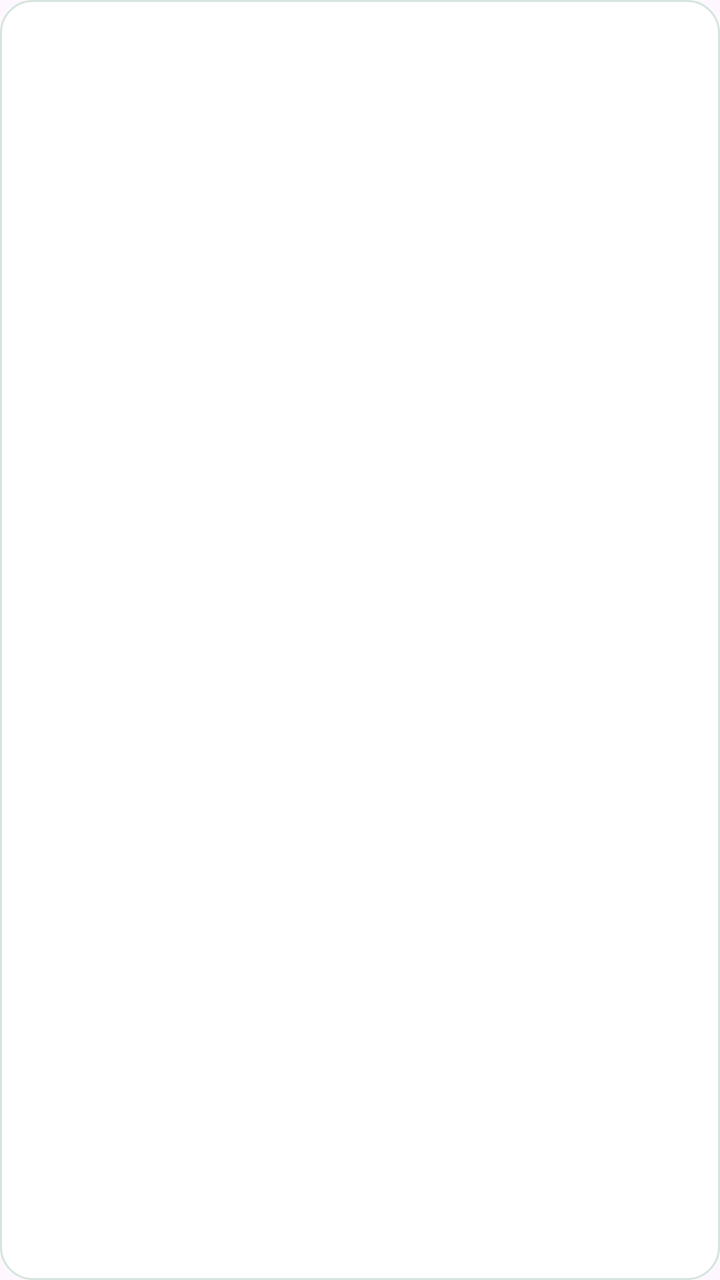
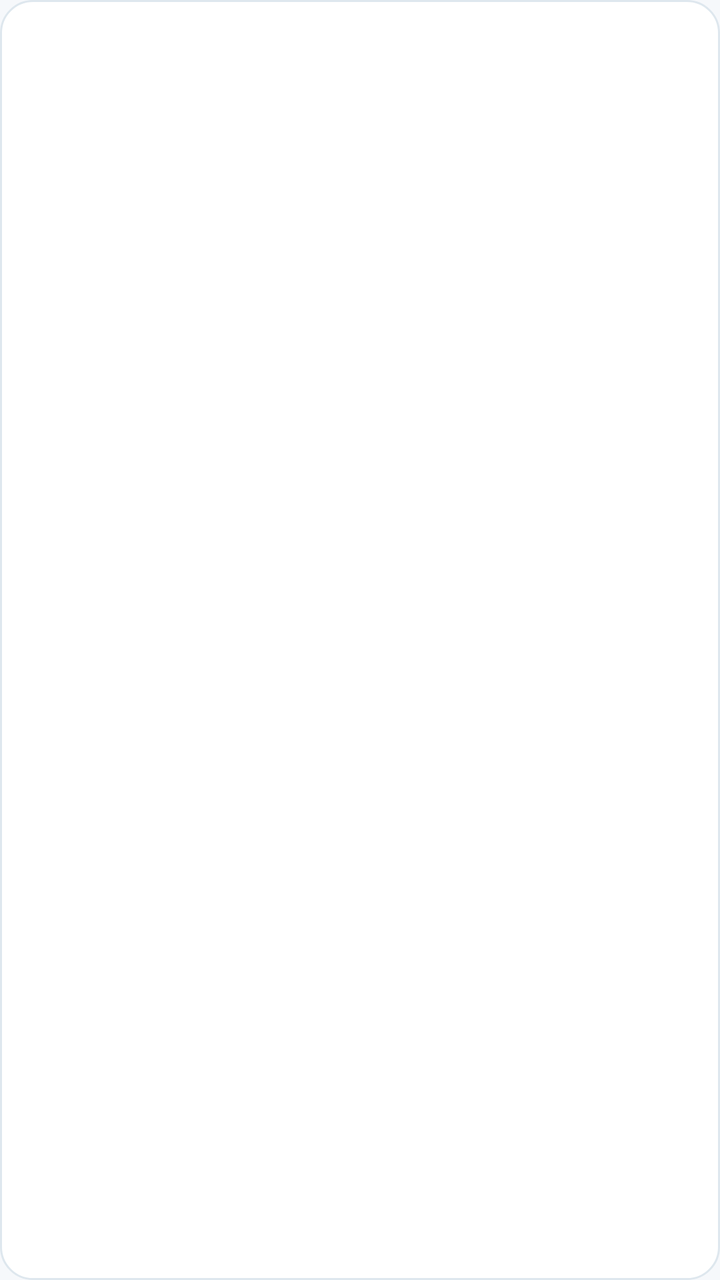

Two renders of the same Android screen: before a commit and after it. Below are the layout's source before the change and the commit's diff.
<!-- AndroidManifest.xml: application theme Theme.MedicineReminder -->
<!-- res/layout/item_medicine.xml -->
<?xml version="1.0" encoding="utf-8"?>
<TextView xmlns:android="http://schemas.android.com/apk/res/android"
    android:layout_width="match_parent"
    android:layout_height="wrap_content"
    android:minHeight="72dp"
    android:padding="18dp"
    android:background="@drawable/bg_medicine_card"
    android:textSize="21sp"
    android:textColor="#203B2E"
    android:lineSpacingExtra="6dp" />
<!-- resources referenced by this layout -->
<resources>
  <!-- drawable bg_medicine_card (drawable) -->
  <?xml version="1.0" encoding="utf-8"?>
  <shape xmlns:android="http://schemas.android.com/apk/res/android"
      android:shape="rectangle">
  
      <solid android:color="#FFFFFF" />
  
      <corners android:radius="16dp" />
  
      <stroke
          android:width="1dp"
          android:color="#D5E5DD" />
  
  </shape>
  <style name="Theme.MedicineReminder" parent="Base.Theme.MedicineReminder" />
  <style name="Base.Theme.MedicineReminder" parent="Theme.Material3.DayNight.NoActionBar">
          
          
      </style>
</resources>

<!-- the commit's change to res/layout/item_medicine.xml (unified diff, before → after) -->
@@ -6,5 +6,5 @@
     android:padding="18dp"
     android:background="@drawable/bg_medicine_card"
     android:textSize="21sp"
-    android:textColor="#203B2E"
+    android:textColor="@color/app_ink"
     android:lineSpacingExtra="6dp" />
<!-- resource entries referenced after the edit -->
@@ -1,5 +1,6 @@
 <!-- resources referenced by this layout -->
 <resources>
+  <color name="app_ink">#1E293B</color>
   <!-- drawable bg_medicine_card (drawable) -->
   <?xml version="1.0" encoding="utf-8"?>
   <shape xmlns:android="http://schemas.android.com/apk/res/android"
@@ -11,13 +12,37 @@
   
       <stroke
           android:width="1dp"
-          android:color="#D5E5DD" />
+          android:color="@color/app_border" />
   
   </shape>
   <style name="Theme.MedicineReminder" parent="Base.Theme.MedicineReminder" />
-  <style name="Base.Theme.MedicineReminder" parent="Theme.Material3.DayNight.NoActionBar">
-          
-          
-      </style>
+  <color name="app_border">#DEE7EE</color>
+  <style name="Base.Theme.MedicineReminder" parent="Theme.Material3.Light.NoActionBar">
+      <item name="colorPrimary">@color/brand_primary</item>
+      <item name="colorOnPrimary">@color/brand_on_primary</item>
+      <item name="colorPrimaryContainer">@color/brand_primary_soft</item>
+      <item name="colorOnPrimaryContainer">@color/brand_primary_dark</item>
+      <item name="colorSecondary">@color/brand_secondary</item>
+      <item name="colorOnSecondary">@color/brand_on_primary</item>
+      <item name="colorSurface">@color/app_surface</item>
+      <item name="colorOnSurface">@color/app_ink</item>
+      <item name="colorOnSurfaceVariant">@color/app_muted</item>
+      <item name="colorError">@color/danger_text</item>
+      <item name="android:windowBackground">@color/app_background</item>
+      <item name="android:colorBackground">@color/app_background</item>
+      <item name="android:statusBarColor">@android:color/transparent</item>
+      <item name="android:navigationBarColor">@color/app_surface</item>
+      <item name="android:windowLightStatusBar">true</item>
+      <item name="android:windowLightNavigationBar">true</item>
+    </style>
+  <color name="brand_primary">#2E6B46</color>
+  <color name="brand_on_primary">#FFFFFF</color>
+  <color name="brand_primary_soft">#E6F1E7</color>
+  <color name="brand_primary_dark">#204D34</color>
+  <color name="brand_secondary">#3D7954</color>
+  <color name="app_surface">#FFFFFF</color>
+  <color name="app_muted">#5D6B7E</color>
+  <color name="danger_text">#B42318</color>
+  <color name="app_background">#F6F8FB</color>
 </resources>
 
